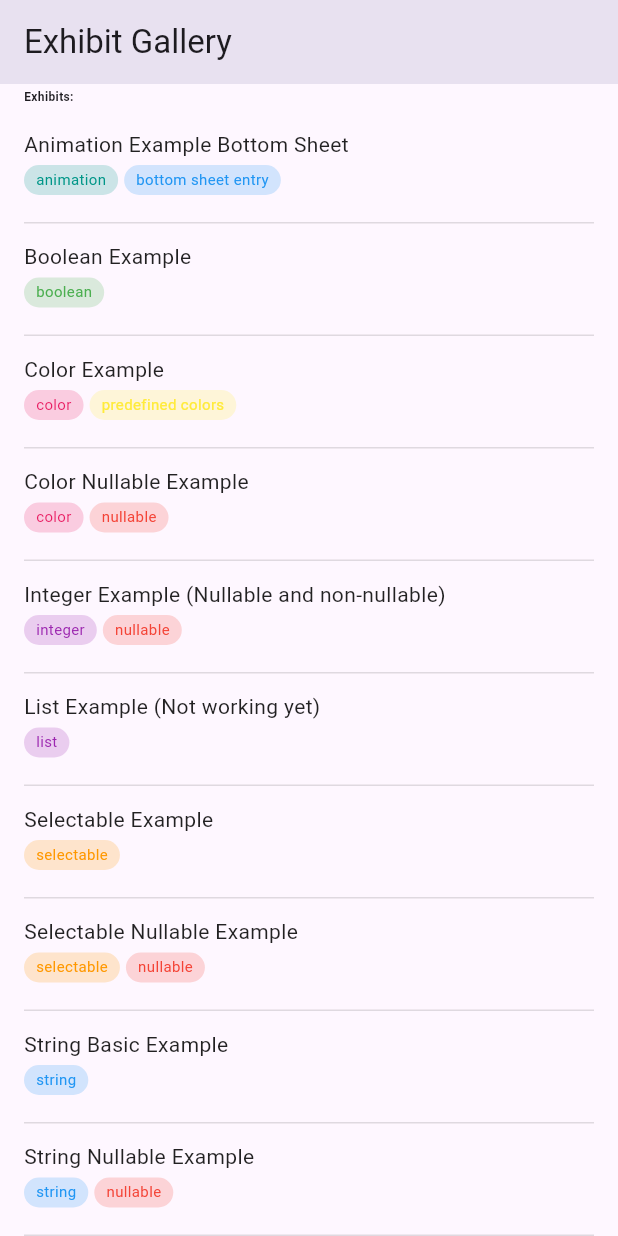
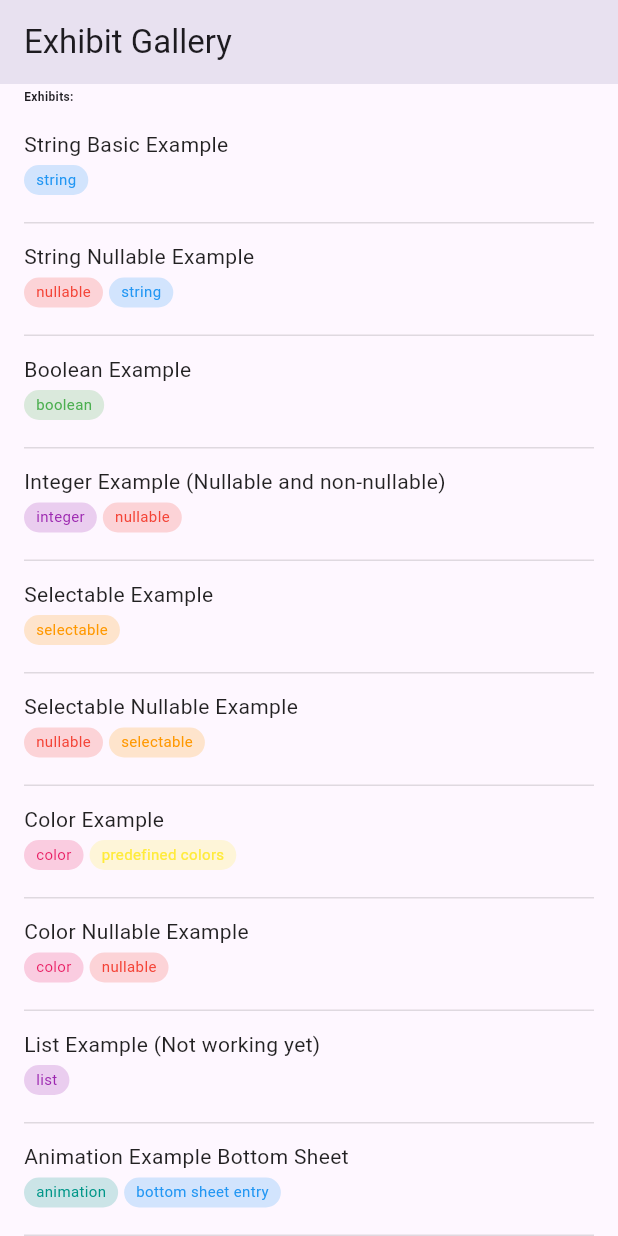
Before and after one commit to LucasCastelo/fabula, a Flutter app: the screen it shows after launch, scrolled down 66 dp, on a phone screen of 412 x 824 dp. Run offline on Flutter 3.47's test engine with Material 3 defaults, Android fonts, the phone set to English and light mode, and no system bars.

```diff
--- a/lib/src/exhibit.dart
+++ b/lib/src/exhibit.dart
@@ -127,7 +127,7 @@ class _ExhibitState extends State<Exhibit> {
 
   @override
   Widget build(BuildContext context) {
-    final pillTags = widget.tags
+    final pillTags = (widget.tags..sort((a, b) => a.label.compareTo(b.label)))
         .map(
           (e) => ExhibitTagPill(
             tag: e,
--- a/lib/src/exhibit_gallery.dart
+++ b/lib/src/exhibit_gallery.dart
@@ -10,7 +10,7 @@ class ExhibitGallery extends StatefulWidget {
   });
 
   final PreferredSizeWidget? appBar;
-  final List<Exhibit> children;
+  final List<Widget> children;
 
   @override
   State<ExhibitGallery> createState() => ExhibitGalleryState();
@@ -48,14 +48,6 @@ class ExhibitGalleryState extends State<ExhibitGallery> with ChangeNotifier {
 
   @override
   Widget build(BuildContext context) {
-    final builders = widget.children;
-    builders.sort((a, b) {
-      if (a.tags.isEmpty && b.tags.isEmpty) return 0;
-      if (a.tags.isEmpty) return 1;
-      if (b.tags.isEmpty) return -1;
-      return a.tags.first.label.compareTo(b.tags.first.label);
-    });
-
     return Material(
       child: Scaffold(
         appBar: widget.appBar,
@@ -100,7 +92,7 @@ class ExhibitGalleryState extends State<ExhibitGallery> with ChangeNotifier {
                 ),
               ),
               const SizedBox(height: 4),
-              ...builders,
+              ...widget.children,
             ],
           ),
         ),
```
